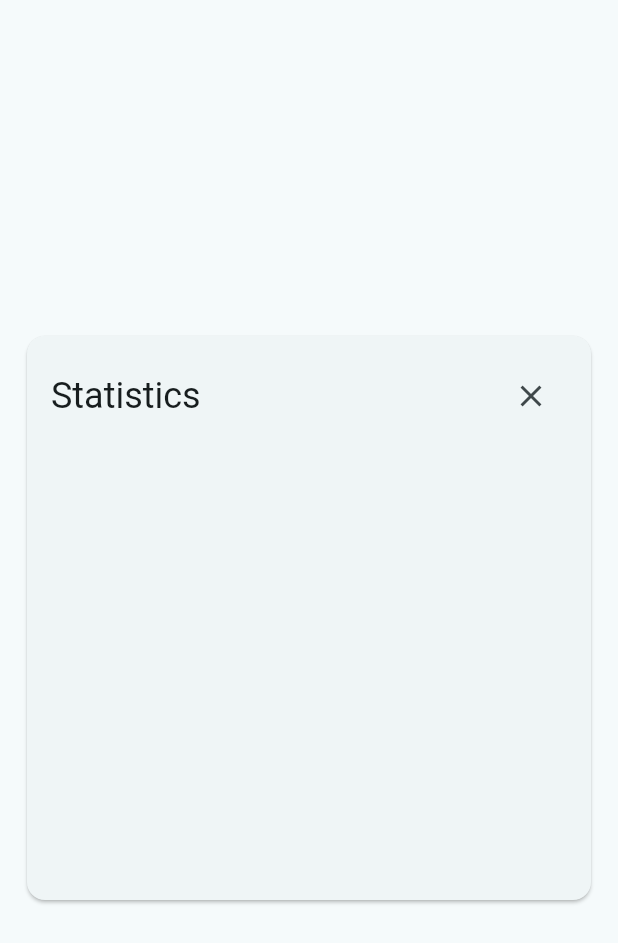
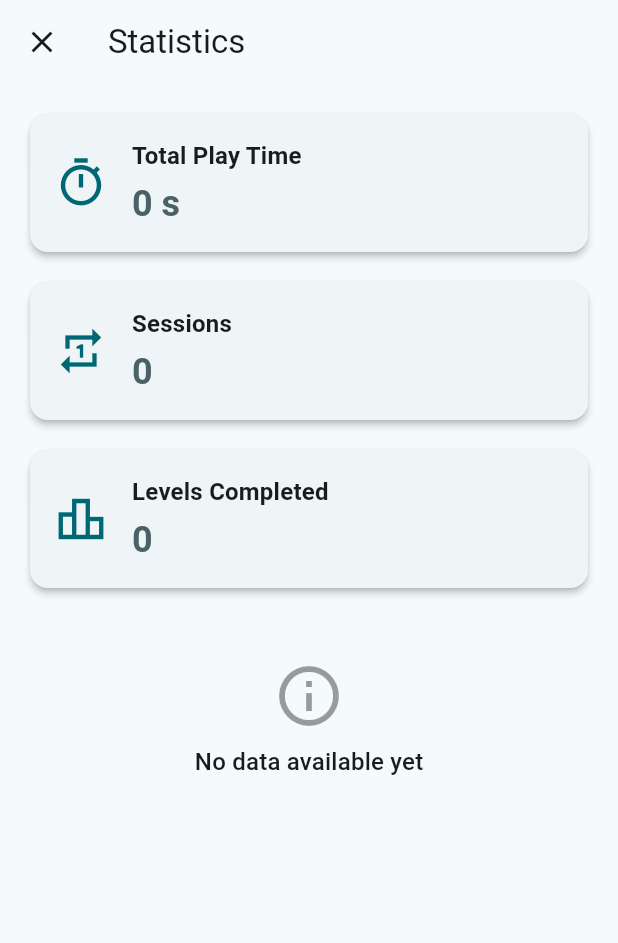
Before and after one commit to rn7cvj-dvfu/6-semester-game-dev, a Flutter app: the screen it shows after launch, after a tap on the "leaderboard" icon, on a phone screen of 412 x 824 dp. Shown: the top 943 px of the screen. Run offline on Flutter 3.47's test engine with Material 3 defaults, Android fonts, the light colour scheme and no system bars; our stand-ins replace flutter_bloc, freezed_annotation, go_router, shared_preferences; missing offline and left inert: flame; generated files the repository leaves out were written again.

Commit message:
ai statistic, may be reverted

```diff
--- /dev/null
+++ b/game/lib/features/statistics/application/statistics_service.dart
@@ -0,0 +1,94 @@
+import 'dart:convert';
+
+import 'package:shared_preferences/shared_preferences.dart';
+
+import '../data/models/game_stats.dart';
+import '../data/models/level_stat.dart';
+
+class StatisticsService {
+  static const String _statsKey = 'game_stats';
+
+  Future<SharedPreferences> get _prefs async => SharedPreferences.getInstance();
+
+  Future<GameStats> loadStats() async {
+    final prefs = await _prefs;
+    final String? statsJson = prefs.getString(_statsKey);
+    if (statsJson != null) {
+      try {
+        return GameStats.fromJson(
+          jsonDecode(statsJson) as Map<String, dynamic>,
+        );
+      } catch (e) {
+        // If decoding fails, return empty stats
+        return GameStats.empty();
+      }
+    }
+    return GameStats.empty();
+  }
+
+  Future<void> saveStats(GameStats stats) async {
+    final prefs = await _prefs;
+    await prefs.setString(_statsKey, jsonEncode(stats.toJson()));
+  }
+
+  Future<void> incrementSessionCount() async {
+    final stats = await loadStats();
+    final updatedStats = stats.copyWith(sessionCount: stats.sessionCount + 1);
+    await saveStats(updatedStats);
+  }
+
+  Future<void> addTotalGameTime(Duration duration) async {
+    final stats = await loadStats();
+    final updatedStats = stats.copyWith(
+      totalTimeInGameMs: stats.totalTimeInGameMs + duration.inMilliseconds,
+    );
+    await saveStats(updatedStats);
+  }
+
+  Future<void> recordLevelTime(String levelId, Duration timeSpent) async {
+    final stats = await loadStats();
+    final List<LevelStat> updatedLevelStats = List.from(stats.levelStats);
+
+    final existingLevelIndex = updatedLevelStats.indexWhere(
+      (ls) => ls.levelId == levelId,
+    );
+
+    if (existingLevelIndex != -1) {
+      // For simplicity, we overwrite the time.
+      // Alternatively, one might want to average or sum times if levels can be replayed.
+      // For now, we'll just store the latest time. Or perhaps the best time?
+      // Let's assume we store the most recent time for now.
+      final existingStat = updatedLevelStats[existingLevelIndex];
+      updatedLevelStats[existingLevelIndex] = existingStat.copyWith(
+        timeSpentMs: timeSpent.inMilliseconds,
+      );
+    } else {
+      updatedLevelStats.add(
+        LevelStat(levelId: levelId, timeSpentMs: timeSpent.inMilliseconds),
+      );
+    }
+
+    final updatedStats = stats.copyWith(levelStats: updatedLevelStats);
+    await saveStats(updatedStats);
+  }
+
+  // Call this when the game/app starts
+  Future<void> onAppStart() async {
+    await incrementSessionCount();
+    // You might want to start a timer for total game time here
+    // or handle it differently based on app lifecycle.
+  }
+
+  // Example: Call this when a level is completed
+  // Future<void> onLevelComplete(String levelId, Duration timeTaken) async {
+  //   await recordLevelTime(levelId, timeTaken);
+  // }
+
+  // Placeholder for sub-stage time recording if needed later
+  // Future<void> recordSubStageTime(String levelId, String subStageId, Duration timeSpent) async {
+  //   final stats = await loadStats();
+  //   // Logic to find the level and update/add sub-stage time
+  //   // ...
+  //   await saveStats(stats);
+  // }
+}
--- /dev/null
+++ b/game/lib/features/statistics/bloc/statistics_bloc.dart
@@ -0,0 +1,72 @@
+import 'package:flutter_bloc/flutter_bloc.dart';
+import '../application/statistics_service.dart';
+import '../data/models/game_stats.dart';
+
+part 'statistics_event.dart';
+part 'statistics_state.dart';
+
+class StatisticsBloc extends Bloc<StatisticsEvent, StatisticsState> {
+  final StatisticsService _statisticsService;
+
+  StatisticsBloc({required StatisticsService statisticsService})
+    : _statisticsService = statisticsService,
+      super(const StatisticsInitial()) {
+    on<LoadStatistics>(_onLoadStatistics);
+    on<IncrementSession>(_onIncrementSession);
+    on<AddPlayTime>(_onAddPlayTime);
+    on<RecordLevelTime>(_onRecordLevelTime);
+  }
+
+  Future<void> _onLoadStatistics(
+    LoadStatistics event,
+    Emitter<StatisticsState> emit,
+  ) async {
+    emit(const StatisticsLoading());
+    try {
+      final stats = await _statisticsService.loadStats();
+      emit(StatisticsLoaded(stats));
+    } catch (e) {
+      emit(StatisticsError(e.toString()));
+    }
+  }
+
+  Future<void> _onIncrementSession(
+    IncrementSession event,
+    Emitter<StatisticsState> emit,
+  ) async {
+    try {
+      await _statisticsService.incrementSessionCount();
+      // Reload stats to reflect the change, or update in-memory state if preferred
+      final stats = await _statisticsService.loadStats();
+      emit(StatisticsLoaded(stats));
+    } catch (e) {
+      emit(StatisticsError(e.toString()));
+    }
+  }
+
+  Future<void> _onAddPlayTime(
+    AddPlayTime event,
+    Emitter<StatisticsState> emit,
+  ) async {
+    try {
+      await _statisticsService.addTotalGameTime(event.duration);
+      final stats = await _statisticsService.loadStats();
+      emit(StatisticsLoaded(stats));
+    } catch (e) {
+      emit(StatisticsError(e.toString()));
+    }
+  }
+
+  Future<void> _onRecordLevelTime(
+    RecordLevelTime event,
+    Emitter<StatisticsState> emit,
+  ) async {
+    try {
+      await _statisticsService.recordLevelTime(event.levelId, event.timeSpent);
+      final stats = await _statisticsService.loadStats();
+      emit(StatisticsLoaded(stats));
+    } catch (e) {
+      emit(StatisticsError(e.toString()));
+    }
+  }
+}
--- /dev/null
+++ b/game/lib/features/statistics/bloc/statistics_event.dart
@@ -0,0 +1,35 @@
+part of 'statistics_bloc.dart';
+
+// Note: @freezed annotation and generated part for this file
+// will be handled in statistics_bloc.dart when using this pattern.
+// However, for standalone freezed classes not part of a bloc library file,
+// you'd include:
+// import 'package:freezed_annotation/freezed_annotation.dart';
+// part 'statistics_event.freezed.dart';
+
+// For BLoC, events are typically part of the BLoC library.
+// The @freezed and its part file will be in statistics_bloc.dart.
+// This file will define the abstract class/sealed class for events.
+
+sealed class StatisticsEvent {
+  const StatisticsEvent();
+}
+
+class LoadStatistics extends StatisticsEvent {
+  const LoadStatistics();
+}
+
+class IncrementSession extends StatisticsEvent {
+  const IncrementSession();
+}
+
+class AddPlayTime extends StatisticsEvent {
+  const AddPlayTime({required this.duration});
+  final Duration duration;
+}
+
+class RecordLevelTime extends StatisticsEvent {
+  const RecordLevelTime({required this.levelId, required this.timeSpent});
+  final String levelId;
+  final Duration timeSpent;
+}
--- /dev/null
+++ b/game/lib/features/statistics/bloc/statistics_state.dart
@@ -0,0 +1,28 @@
+part of 'statistics_bloc.dart';
+
+// Import for GameStats will be in statistics_bloc.dart
+// Similar to events, the @freezed and its part file for states
+// will be in statistics_bloc.dart if using Freezed for states.
+
+sealed class StatisticsState {
+  const StatisticsState();
+}
+
+class StatisticsInitial extends StatisticsState {
+  const StatisticsInitial();
+}
+
+class StatisticsLoading extends StatisticsState {
+  const StatisticsLoading();
+}
+
+class StatisticsLoaded extends StatisticsState {
+  final GameStats
+  stats; // GameStats type will be resolved from statistics_bloc.dart
+  const StatisticsLoaded(this.stats);
+}
+
+class StatisticsError extends StatisticsState {
+  final String message;
+  const StatisticsError(this.message);
+}
--- /dev/null
+++ b/game/lib/features/statistics/data/models/game_stats.dart
@@ -0,0 +1,20 @@
+import 'package:freezed_annotation/freezed_annotation.dart';
+import 'level_stat.dart';
+
+part '../../../../.gen/features/statistics/data/models/game_stats.freezed.dart';
+part '../../../../.gen/features/statistics/data/models/game_stats.g.dart';
+
+@freezed
+class GameStats with _$GameStats {
+  const factory GameStats({
+    required int totalTimeInGameMs,
+    required int sessionCount,
+    required List<LevelStat> levelStats,
+  }) = _GameStats;
+
+  factory GameStats.empty() =>
+      const GameStats(totalTimeInGameMs: 0, sessionCount: 0, levelStats: []);
+
+  factory GameStats.fromJson(Map<String, dynamic> json) =>
+      _$GameStatsFromJson(json);
+}
--- /dev/null
+++ b/game/lib/features/statistics/data/models/level_stat.dart
@@ -0,0 +1,17 @@
+import 'package:freezed_annotation/freezed_annotation.dart';
+
+part '../../../../.gen/features/statistics/data/models/level_stat.freezed.dart';
+part '../../../../.gen/features/statistics/data/models/level_stat.g.dart';
+
+@freezed
+class LevelStat with _$LevelStat {
+  const factory LevelStat({
+    required String levelId,
+    required int timeSpentMs,
+    // If you have sub-stages, you can add a map here:
+    // Map<String, int> subStageTimesMs,
+  }) = _LevelStat;
+
+  factory LevelStat.fromJson(Map<String, dynamic> json) =>
+      _$LevelStatFromJson(json);
+}
--- /dev/null
+++ b/game/lib/features/statistics/ui/statistics_screen.dart
@@ -0,0 +1,237 @@
+import 'package:flutter/material.dart';
+import 'package:flutter_bloc/flutter_bloc.dart';
+
+import '../../../.gen/i18n/strings.g.dart';
+import '../application/statistics_service.dart';
+import '../bloc/statistics_bloc.dart';
+import '../data/models/game_stats.dart';
+import '../data/models/level_stat.dart';
+
+class StatisticsScreen extends StatelessWidget {
+  const StatisticsScreen({super.key});
+
+  // Helper to create the screen with its BLoC provider
+  // This is useful for navigation
+  static Widget blocProvider(BuildContext context) {
+    // Ideally, StatisticsService comes from a proper DI setup (e.g., another provider, get_it)
+    // For now, we instantiate it directly. This might not be suitable for a real app
+    // if the service holds state or needs a longer lifecycle.
+    final statisticsService = StatisticsService();
+
+    return BlocProvider<StatisticsBloc>(
+      create: (_) =>
+          StatisticsBloc(statisticsService: statisticsService)
+            ..add(const LoadStatistics()), // Load stats when BLoC is created
+      child: const StatisticsScreen(),
+    );
+  }
+
+  @override
+  Widget build(BuildContext context) {
+    // Access translations using the recommended way by slang (usually via context extension or static getter)
+    // Assuming `Translations.of(context)` is the correct way based on slang setup.
+    final t = Translations.of(context);
+
+    return Scaffold(
+      appBar: AppBar(
+        title: Text(
+          t.strings.statistics.title,
+        ), // Access via t.strings.<namespace>.<key>
+      ),
+      body: BlocBuilder<StatisticsBloc, StatisticsState>(
+        builder: (context, state) {
+          if (state is StatisticsLoading || state is StatisticsInitial) {
+            return const Center(child: CircularProgressIndicator());
+          } else if (state is StatisticsLoaded) {
+            final stats = state.stats;
+            return _buildStatsContent(context, t, stats);
+          } else if (state is StatisticsError) {
+            return Center(
+              child: Text('Error loading statistics: ${state.message}'),
+            );
+          } else {
+            // Fallback for any other unhandled state
+            return const Center(child: Text('An unknown error occurred.'));
+          }
+        },
+      ),
+    );
+  }
+
+  Widget _buildStatsContent(
+    BuildContext context,
+    Translations t,
+    GameStats stats,
+  ) {
+    return RefreshIndicator(
+      onRefresh: () async {
+        // Allow pull-to-refresh to reload statistics
+        context.read<StatisticsBloc>().add(const LoadStatistics());
+      },
+      child: ListView(
+        padding: const EdgeInsets.all(16.0),
+        children: <Widget>[
+          _buildStatCard(
+            context: context,
+            title: t.strings.statistics.totalPlayTime,
+            value: _formatDuration(
+              Duration(milliseconds: stats.totalTimeInGameMs),
+            ),
+            icon: Icons.timer_outlined,
+          ),
+          const SizedBox(height: 12),
+          _buildStatCard(
+            context: context,
+            title: t.strings.statistics.sessionCount,
+            value: stats.sessionCount.toString(),
+            icon: Icons.repeat_one_outlined,
+          ),
+          const SizedBox(height: 12),
+          _buildStatCard(
+            context: context,
+            title: t.strings.statistics.totalLevelsCompleted,
+            value: stats.levelStats.length.toString(),
+            icon: Icons.leaderboard_outlined,
+          ),
+          const SizedBox(height: 20),
+          if (stats.levelStats.isNotEmpty)
+            Padding(
+              padding: const EdgeInsets.only(bottom: 8.0),
+              child: Text(
+                t.strings.statistics.levelsTitle,
+                style: Theme.of(
+                  context,
+                ).textTheme.titleLarge?.copyWith(fontWeight: FontWeight.bold),
+              ),
+            ),
+          stats.levelStats.isEmpty
+              ? Center(
+                  child: Padding(
+                    padding: const EdgeInsets.symmetric(vertical: 24.0),
+                    child: Column(
+                      mainAxisSize: MainAxisSize.min,
+                      children: [
+                        Icon(
+                          Icons.info_outline,
+                          size: 48,
+                          color: Theme.of(context).disabledColor,
+                        ),
+                        const SizedBox(height: 8),
+                        Text(
+                          t.strings.statistics.noData,
+                          style: Theme.of(context).textTheme.titleMedium,
+                        ),
+                      ],
+                    ),
+                  ),
+                )
+              : _buildLevelStatsList(context, t, stats.levelStats),
+        ],
+      ),
+    );
+  }
+
+  Widget _buildStatCard({
+    required BuildContext context,
+    required String title,
+    required String value,
+    required IconData icon,
+  }) {
+    final theme = Theme.of(context);
+    return Card(
+      elevation: 2,
+      shape: RoundedRectangleBorder(borderRadius: BorderRadius.circular(12)),
+      child: Padding(
+        padding: const EdgeInsets.all(16.0),
+        child: Row(
+          children: [
+            Icon(icon, size: 36, color: theme.colorScheme.primary),
+            const SizedBox(width: 16),
+            Expanded(
+              child: Column(
+                crossAxisAlignment: CrossAxisAlignment.start,
+                children: [
+                  Text(
+                    title,
+                    style: theme.textTheme.titleMedium?.copyWith(
+                      fontWeight: FontWeight.w600,
+                    ),
+                  ),
+                  const SizedBox(height: 4),
+                  Text(
+                    value,
+                    style: theme.textTheme.headlineSmall?.copyWith(
+                      color: theme.colorScheme.secondary,
+                      fontWeight: FontWeight.bold,
+                    ),
+                  ),
+                ],
+              ),
+            ),
+          ],
+        ),
+      ),
+    );
+  }
+
+  Widget _buildLevelStatsList(
+    BuildContext context,
+    Translations t,
+    List<LevelStat> levelStats,
+  ) {
+    return Column(
+      crossAxisAlignment: CrossAxisAlignment.start,
+      children: levelStats.map((levelStat) {
+        final levelDisplayName = t.strings.statistics.level(
+          levelId: levelStat.levelId,
+        );
+        final timeFormatted = _formatDuration(
+          Duration(milliseconds: levelStat.timeSpentMs),
+        );
+        return Card(
+          elevation: 1.5,
+          shape: RoundedRectangleBorder(borderRadius: BorderRadius.circular(8)),
+          margin: const EdgeInsets.symmetric(vertical: 6.0),
+          child: ListTile(
+            leading: CircleAvatar(
+              backgroundColor: Theme.of(context).colorScheme.primaryContainer,
+              foregroundColor: Theme.of(context).colorScheme.onPrimaryContainer,
+              child: Text(
+                levelStat.levelId,
+                style: const TextStyle(fontWeight: FontWeight.bold),
+              ),
+            ),
+            title: Text(
+              levelDisplayName,
+              style: Theme.of(
+                context,
+              ).textTheme.titleSmall?.copyWith(fontWeight: FontWeight.w500),
+            ),
+            trailing: Text(
+              timeFormatted,
+              style: Theme.of(
+                context,
+              ).textTheme.bodyMedium?.copyWith(fontWeight: FontWeight.bold),
+            ),
+            // subtitle: Text(t.strings.statistics.timeSpent(time: timeFormatted)), // Alternative display
+          ),
+        );
+      }).toList(),
+    );
+  }
+
+  String _formatDuration(Duration duration) {
+    String twoDigits(int n) => n.toString().padLeft(2, '0');
+    final hours = duration.inHours;
+    final minutes = duration.inMinutes.remainder(60);
+    final seconds = duration.inSeconds.remainder(60);
+
+    if (hours > 0) {
+      return '$hours:${twoDigits(minutes)}:${twoDigits(seconds)}';
+    }
+    if (minutes > 0) {
+      return '$minutes:${twoDigits(seconds)}';
+    }
+    return '$seconds s';
+  }
+}
--- a/game/lib/pages/settings.dart
+++ b/game/lib/pages/settings.dart
@@ -25,7 +25,7 @@
                     mainAxisAlignment: MainAxisAlignment.spaceBetween,
                     children: [
                       Text(
-                        context.t.strings.settings,
+                        context.t.strings.settings.title,
                         style: Theme.of(context).textTheme.headlineSmall,
                       ),
                       IconButton(
--- a/game/lib/pages/statistic.dart
+++ b/game/lib/pages/statistic.dart
@@ -1,42 +1,12 @@
 import 'package:flutter/material.dart';
 
-import '../.gen/i18n/strings.g.dart';
-import '../features/settings.dart';
-import '../navigation/navigator.dart';
+import '../features/statistics/ui/statistics_screen.dart';
 
 class StatisticPage extends StatelessWidget {
   const StatisticPage({super.key});
 
   @override
   Widget build(BuildContext context) {
-    return Material(
-      child: Center(
-        child: SizedBox.square(
-          dimension: GSettings.maxDialogWidth,
-          child: Card(
-            child: Padding(
-              padding: const EdgeInsets.all(16),
-              child: Column(
-                children: [
-                  Row(
-                    mainAxisAlignment: MainAxisAlignment.spaceBetween,
-                    children: [
-                      Text(
-                        t.strings.statistic,
-                        style: Theme.of(context).textTheme.headlineSmall,
-                      ),
-                      IconButton(
-                        onPressed: AppNavigator.openHome,
-                        icon: Icon(Icons.close),
-                      ),
-                    ],
-                  ),
-                ],
-              ),
-            ),
-          ),
-        ),
-      ),
-    );
+    return Material(child: StatisticsScreen.blocProvider(context));
   }
 }
```
Also changed, not shown: game/i18n/en_US/strings_en.i18n.yaml (+16 -2 lines), game/i18n/ru_RU/strings_ru.i18n.yaml (+16 -2 lines).
